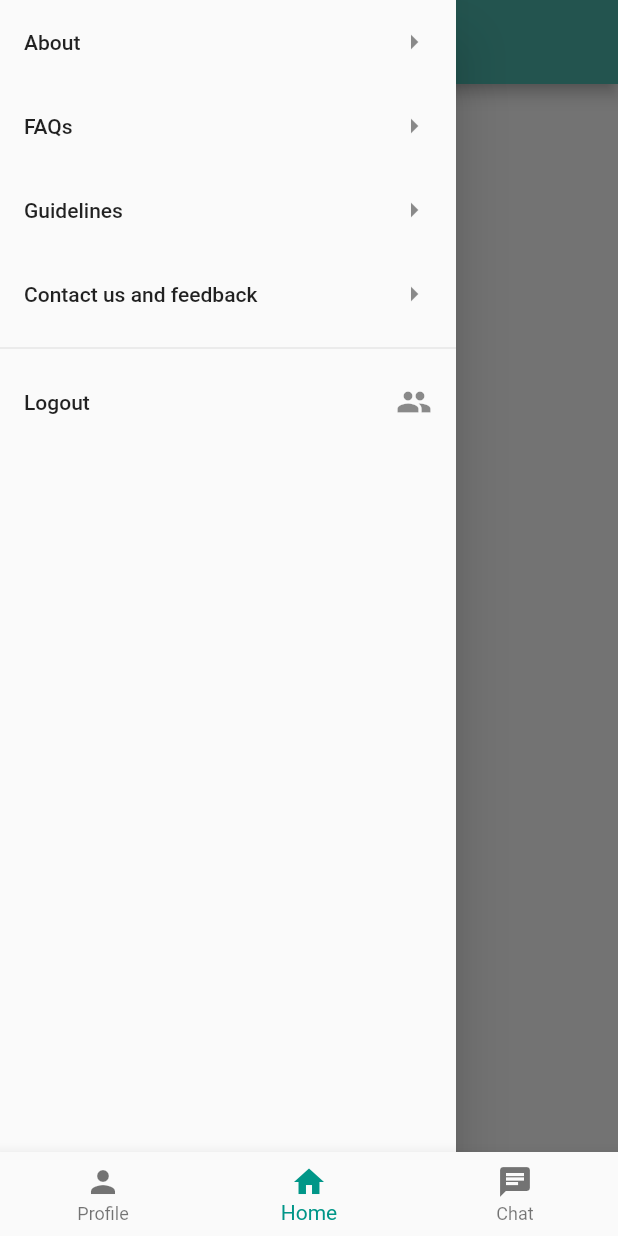
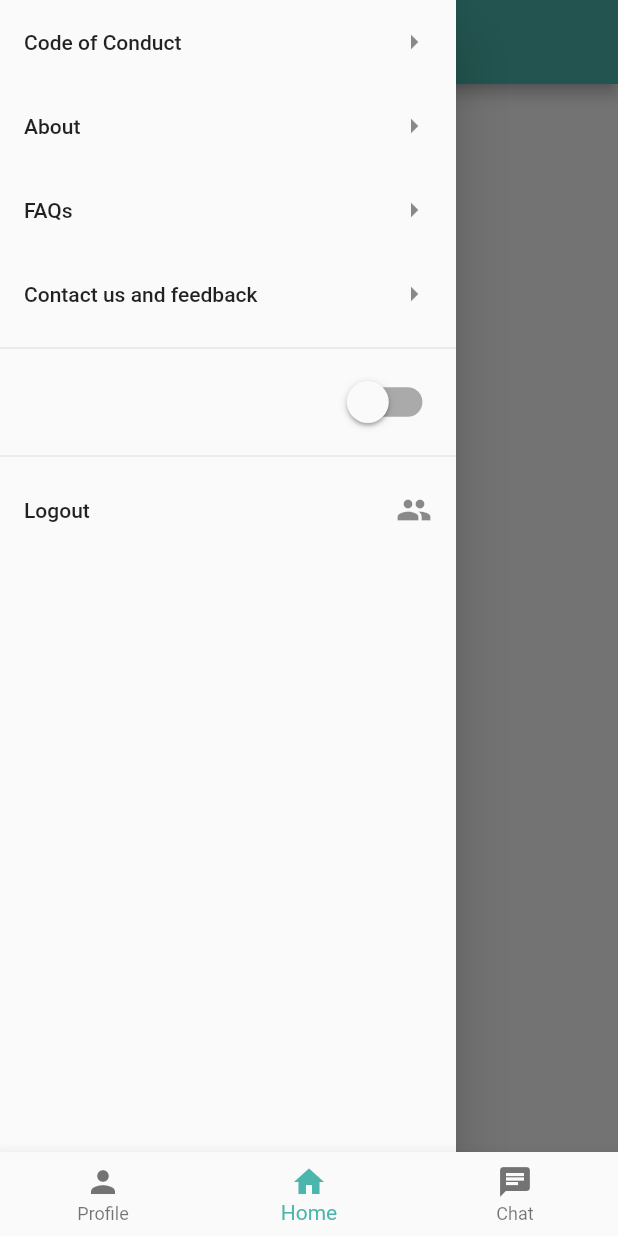
Before and after one commit to Spiral-Forge/Mentorship, a Flutter app: the screen it shows once a user with an empty profile is signed in, with the side drawer open, on a phone screen of 412 x 824 dp. Run offline on Flutter 3.47's test engine with Material 2 defaults, Android fonts, the phone set to English and light mode, and no system bars; our stand-ins replace cloud_firestore, firebase_auth, flutter_spinkit, google_fonts, hexcolor; missing offline and left inert: dart:js; accounts and stored records are empty.

Commit message:
dark/light theme added

```diff
--- /dev/null
+++ b/lib/blocs/theme.dart
@@ -0,0 +1,13 @@
+import 'package:flutter/material.dart';
+
+class ThemeChanger with ChangeNotifier {
+  ThemeData _themeData;
+
+  ThemeChanger(this._themeData);
+
+  getTheme() => _themeData;
+  setTheme(ThemeData theme) {
+    _themeData = theme;
+    notifyListeners();
+  }
+}
--- /dev/null
+++ b/lib/blocs/values.dart
@@ -0,0 +1,21 @@
+import 'package:flutter/material.dart';
+
+final darkTheme = ThemeData(
+  // primarySwatch: Colors.red,
+  // primaryColor: Colors.yellow,
+  brightness: Brightness.dark,
+  backgroundColor: const Color(0xFF212121),
+  accentColor: Colors.white,
+  //accentIconTheme: IconThemeData(color: Colors.pink),
+  dividerColor: Colors.black,
+);
+
+final lightTheme = ThemeData(
+  // primarySwatch: Colors.grey,
+  // primaryColor: Colors.white,
+  brightness: Brightness.light,
+  backgroundColor: const Color(0xFFE5E5E5),
+  accentColor: Colors.black,
+  //accentIconTheme: IconThemeData(color: Colors.white),
+  dividerColor: Colors.white54,
+);
--- a/lib/main.dart
+++ b/lib/main.dart
@@ -2,35 +2,58 @@ import 'package:dbapp/screens/wrapper.dart';
 import 'package:dbapp/services/auth.dart';
 import 'package:firebase_auth/firebase_auth.dart';
 import 'package:flutter/material.dart';
+
 import 'package:provider/provider.dart';
+import 'package:dbapp/blocs/theme.dart';
+
 import 'package:flutter/foundation.dart';
 import 'package:flutter/cupertino.dart';
 import 'package:dbapp/models/user.dart';
 
 
-void main() => runApp(MyApp());
+void main() => runApp(
+  ChangeNotifierProvider<ThemeChanger>(
+    create: (_) => ThemeChanger(ThemeData.light()),
+    child: MyApp(),
+  )
+);
 
 class MyApp extends StatelessWidget {
   // This widget is the root of your application.
   @override
   Widget build(BuildContext context) {
+    final _themeChanger = Provider.of<ThemeChanger>(context);
     return StreamProvider<FirebaseUser>.value(
-        value:AuthService().user,
-          child: MaterialApp(
-          theme: defaultTargetPlatform == TargetPlatform.iOS ? kIOSTheme : KDefaultTheme,
-          home:Wrapper(),
+      value:AuthService().user,
+      child: MaterialApp(
+        debugShowCheckedModeBanner: false,
+        theme: _themeChanger.getTheme(),
+        home:Wrapper(),
       ),
+    );
+
+  }
+}
+
+
+class MaterialAppWithTheme extends StatelessWidget {
+  @override
+  Widget build(BuildContext context) {
+    final theme = Provider.of<ThemeChanger>(context);
+    return MaterialApp(
+      //home: HomePage(),
+      theme: theme.getTheme(),
     );
   }
 }
 
-final ThemeData kIOSTheme = new ThemeData(
-  primarySwatch: Colors.teal,
-  primaryColor: Colors.teal[200],
-  primaryColorBrightness: Brightness.light,
-);
+// final ThemeData kIOSTheme = new ThemeData(
+//   primarySwatch: Colors.teal,
+//   primaryColor: Colors.teal[200],
+//   primaryColorBrightness: Brightness.light,
+// );
 
-final ThemeData KDefaultTheme = new ThemeData(
-  primarySwatch: Colors.teal,
-  accentColor: Colors.teal[200],
-);
+// final ThemeData KDefaultTheme = new ThemeData(
+//   primarySwatch: Colors.teal,
+//   accentColor: Colors.teal[200],
+// );
--- a/lib/screens/home/home.dart
+++ b/lib/screens/home/home.dart
@@ -50,7 +50,7 @@ class _HomeState extends State<Home> {
         ),
       ],
       currentIndex: _currentIndex,
-      selectedItemColor: Colors.teal[500],
+      selectedItemColor: Colors.teal[300],
       onTap: _onItemTapped,
     ),
     );
--- a/lib/screens/home/homepage.dart
+++ b/lib/screens/home/homepage.dart
@@ -1,9 +1,13 @@
+import 'package:dbapp/blocs/theme.dart';
+import 'package:dbapp/blocs/values.dart';
 import 'package:flutter/material.dart';
 import 'package:dbapp/services/auth.dart';
+import 'package:provider/provider.dart';
 import 'package:dbapp/screens/sidebarScreens/about.dart';
 import 'package:dbapp/screens/sidebarScreens/faqs.dart';
 import 'package:dbapp/screens/sidebarScreens/feedback.dart';
 import 'package:dbapp/screens/sidebarScreens/guidelines.dart';
+import 'package:hexcolor/hexcolor.dart';
 
 
 class HomePage extends StatefulWidget {
@@ -13,11 +17,19 @@ class HomePage extends StatefulWidget {
 
 class _HomePageState extends State<HomePage> {
   final AuthService _auth=AuthService();
+  var _darkTheme = true;
+
   @override
   Widget build(BuildContext context) {
+
+    ThemeChanger _themeChanger = Provider.of<ThemeChanger>(context);
+    // final _themeChanger = Provider.of<ThemeChanger>(context);
+
+    _darkTheme = (_themeChanger.getTheme() == darkTheme);
+
     return Scaffold(
       appBar: AppBar(
-        title:Text("myapp"),
+        title:Text("Mentorship App"),
         backgroundColor:Colors.teal[300] ,
         elevation: Theme.of(context).platform== TargetPlatform.iOS ? 0.0 : 4.0,
         // actions: <Widget>[
@@ -34,6 +46,14 @@ class _HomePageState extends State<HomePage> {
         child: new ListView(
           children: <Widget>[
             new ListTile(
+              title: new Text("Code of Conduct"),
+              trailing: new Icon(Icons.arrow_right),
+              onTap: () {
+                Navigator.of(context).pop();
+                Navigator.of(context).push(new MaterialPageRoute(builder: (BuildContext context) => new Guidelines()));
+              }
+            ),
+            new ListTile(
               title: new Text("About"),
               trailing: new Icon(Icons.arrow_right),
               onTap: () {
@@ -49,14 +69,7 @@ class _HomePageState extends State<HomePage> {
                 Navigator.of(context).push(new MaterialPageRoute(builder: (BuildContext context) => new FAQS()));
               }
             ),
-            new ListTile(
-              title: new Text("Guidelines"),
-              trailing: new Icon(Icons.arrow_right),
-              onTap: () {
-                Navigator.of(context).pop();
-                Navigator.of(context).push(new MaterialPageRoute(builder: (BuildContext context) => new Guidelines()));
-              }
-            ),
+
             new ListTile(
               title: new Text("Contact us and feedback"),
               trailing: new Icon(Icons.arrow_right),
@@ -66,6 +79,33 @@ class _HomePageState extends State<HomePage> {
               }
             ),
 
+            new Divider(),
+            new ListTile(
+              trailing: Transform.scale(
+                scale: 1.4,
+                child: Switch(
+                  value: _darkTheme,
+                  onChanged: (val) {
+                    setState(() {
+                      _darkTheme = val;
+                    });
+                    onThemeChanged(val, _themeChanger);
+                  },
+                ),
+              ),
+              // leading: new IconButton(
+              //             onPressed: () => _themeChanger.setTheme(Theme.dark()),
+              //             icon: Icon(
+              //               Icons.brightness_3
+              //             ),
+              //             color: Hexcolor('#565656'),
+              //           ),
+              // title: new Text("Change Theme"),
+              // onTap: () {
+              //   Navigator.of(context).pop();
+              //   Navigator.of(context).push(new MaterialPageRoute(builder: (BuildContext context) => new ThemeChanger(ThemeData.dark())));
+              // }
+            ),
             new Divider(),
             new ListTile(
               title: new Text("Logout"),
@@ -79,3 +119,9 @@ class _HomePageState extends State<HomePage> {
     );
   }
 }
+
+void onThemeChanged(bool value, ThemeChanger _themeChanger) async {
+  (value) ? _themeChanger.setTheme(darkTheme) : _themeChanger.setTheme(lightTheme);
+    // var prefs = await SharedPreferences.getInstance();
+    // prefs.setBool('darkMode', value);
+}
--- a/lib/shared/loading.dart
+++ b/lib/shared/loading.dart
@@ -5,10 +5,10 @@ class Loading extends StatelessWidget {
   @override
   Widget build(BuildContext context) {
     return Container(
-      color:Colors.brown[100],
+      //color:Colors.brown[100],
       child:Center(
         child:SpinKitChasingDots(
-          color:Colors.brown,
+          color:Colors.teal[300],
           size:50.0,
         )
       )
--- a/pubspec.yaml
+++ b/pubspec.yaml
@@ -21,7 +21,6 @@ dependencies:
     sdk: flutter
   hexcolor:
   google_fonts:
-
   # The following adds the Cupertino Icons font to your application.
   # Use with the CupertinoIcons class for iOS style icons.
   cupertino_icons: ^0.1.2
```
Also changed, not shown: lib/screens/profile/profile.dart (+13 -13 lines), pubspec.lock.
